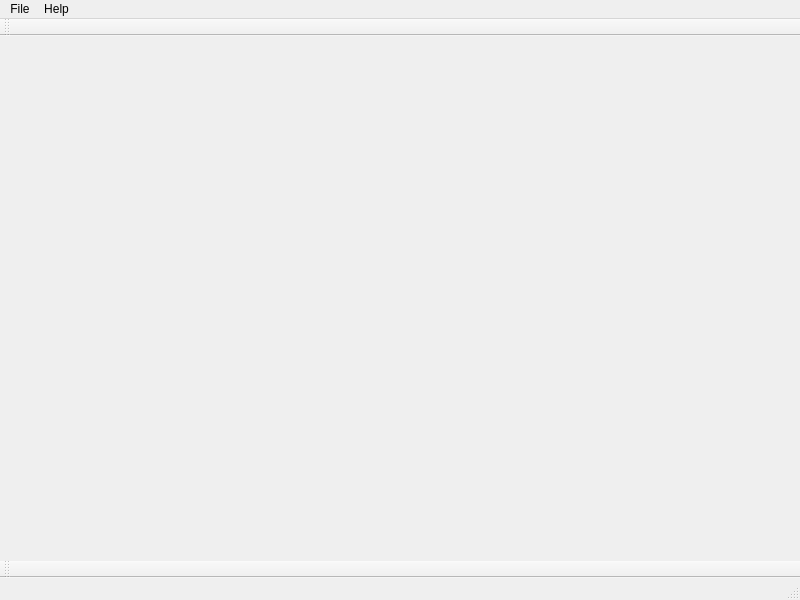
Old version of the form af/main.ui in the repository manerotoni/afw.
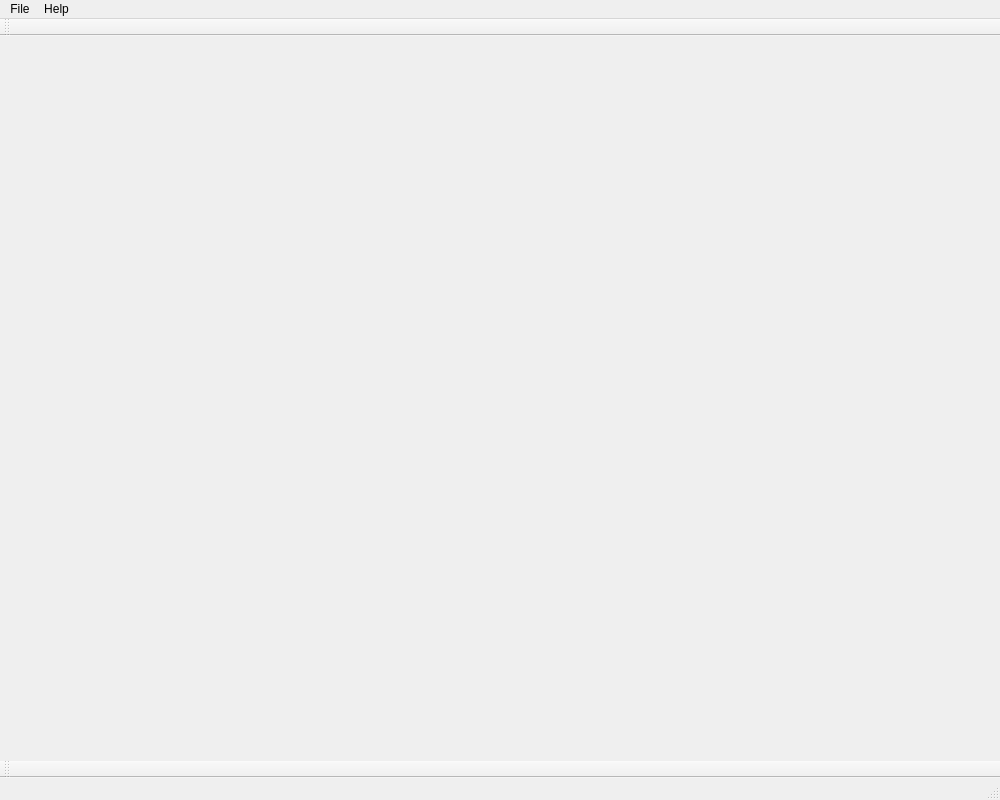
New version of the form.

```diff
--- a/af/main.ui
+++ b/af/main.ui
@@ -6,8 +6,8 @@
    <rect>
     <x>0</x>
     <y>0</y>
-    <width>800</width>
-    <height>600</height>
+    <width>1000</width>
+    <height>800</height>
    </rect>
   </property>
   <property name="windowTitle">
@@ -19,7 +19,7 @@
     <rect>
      <x>0</x>
      <y>0</y>
-     <width>800</width>
+     <width>1000</width>
      <height>22</height>
     </rect>
    </property>
@@ -47,7 +47,7 @@
     <enum>TopToolBarArea</enum>
    </attribute>
    <attribute name="toolBarBreak">
-    <bool>true</bool>
+    <bool>false</bool>
    </attribute>
   </widget>
   <widget class="QToolBar" name="navToolBar">
@@ -58,7 +58,7 @@
     <enum>BottomToolBarArea</enum>
    </attribute>
    <attribute name="toolBarBreak">
-    <bool>true</bool>
+    <bool>false</bool>
    </attribute>
   </widget>
   <action name="actionOpen">
```
